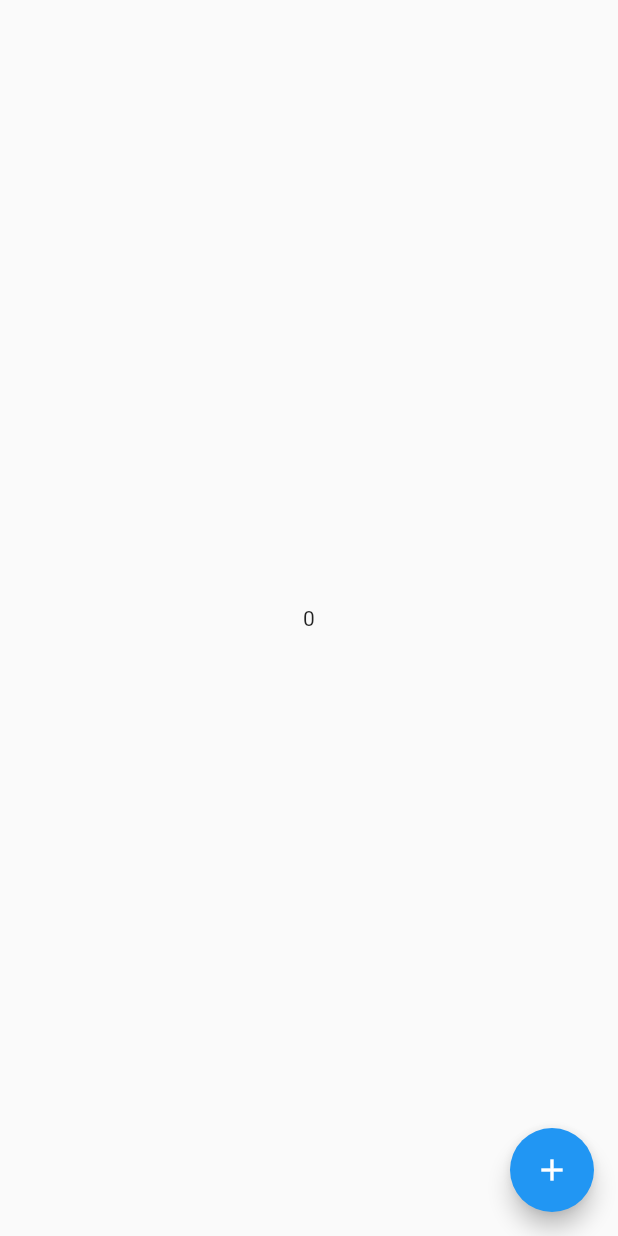
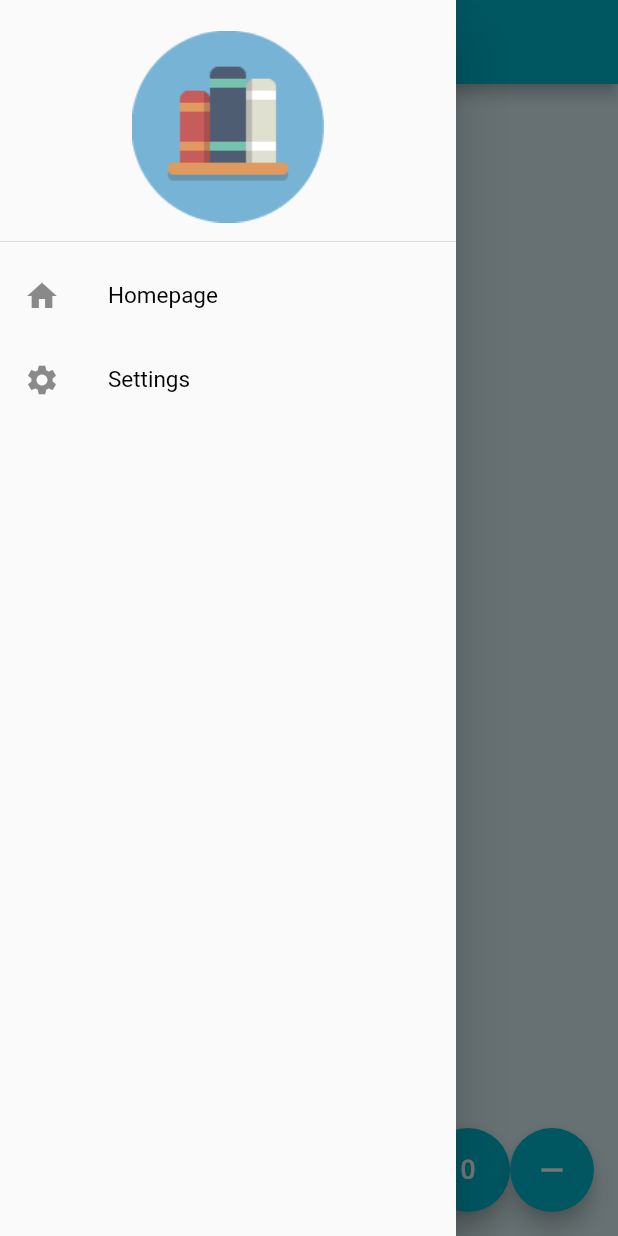
Before and after one commit to kurjakrichard/flutibre_pro, a Flutter app: the screen it shows after launch, with the side drawer open (before the commit the screen has no drawer), on a phone screen of 412 x 824 dp. Run offline on Flutter 3.47's test engine with Material 2 defaults, Android fonts, the phone set to English and light mode, and no system bars; our stand-ins replace shared_preferences.

Commit message:
Switch theme persistent with sharedpreferences and provider

```diff
--- a/lib/main.dart
+++ b/lib/main.dart
@@ -1,12 +1,15 @@
+import 'package:flutibre_pro/utils/theme_settings.dart';
 import 'package:flutter/material.dart';
+import 'package:provider/provider.dart';
 import 'package:shared_preferences/shared_preferences.dart';
-import 'view/homepage.dart';
+import 'pages/homepage.dart';
+import 'pages/settingspage.dart';
 
-late SharedPreferences sharedPreferences;
+late SharedPreferences prefs;
 
 void main() async {
   WidgetsFlutterBinding.ensureInitialized();
-  sharedPreferences = await SharedPreferences.getInstance();
+  prefs = await SharedPreferences.getInstance();
   runApp(
     const FlutibrePro(),
   );
@@ -18,13 +21,113 @@ class FlutibrePro extends StatelessWidget {
   // This widget is the root of your application.
   @override
   Widget build(BuildContext context) {
-    return MaterialApp(
+    return MultiProvider(
+      providers: [ChangeNotifierProvider(create: (context) => ThemeSettings())],
+      child: Consumer<ThemeSettings>(
+          builder: ((context, value, child) => MaterialApp(
+                theme: value.darkTheme ? darkTheme3 : baseTheme,
                 initialRoute: '/',
                 routes: {
                   '/': (context) => const HomePage(),
+                  '/settings': (context) => const SettingsPage(),
                 },
                 debugShowCheckedModeBanner: false,
                 title: 'Flutter Demo',
+              ))),
     );
   }
 }
+
+ThemeData darkTheme = ThemeData.dark();
+ThemeData darkTheme2 = ThemeData(brightness: Brightness.dark);
+ThemeData darkTheme3 = ThemeData(
+  textTheme: textTheme().copyWith(
+    headline2: const TextStyle(
+        fontWeight: FontWeight.bold, color: Colors.white, fontSize: 15),
+  ),
+  floatingActionButtonTheme: const FloatingActionButtonThemeData(
+    backgroundColor: Colors.grey,
+  ),
+  scaffoldBackgroundColor: Colors.black87,
+  colorScheme: ColorScheme.fromSwatch(primarySwatch: Colors.blue)
+      .copyWith(secondary: Colors.blueAccent, brightness: Brightness.dark),
+);
+ThemeData baseTheme = ThemeData(
+  appBarTheme: const AppBarTheme(
+    backgroundColor: Colors.cyan,
+    foregroundColor: Colors.white,
+  ),
+  scaffoldBackgroundColor: Colors.cyan[50],
+  fontFamily: 'Roboto',
+  floatingActionButtonTheme: const FloatingActionButtonThemeData(
+      backgroundColor: Colors.cyan, foregroundColor: Colors.white),
+  elevatedButtonTheme: ElevatedButtonThemeData(
+    style: ElevatedButton.styleFrom(
+      foregroundColor: Colors.white,
+      backgroundColor: Colors.cyan,
+    ),
+  ),
+  textTheme: const TextTheme(
+    //appbar text
+    headline1: TextStyle(
+        fontWeight: FontWeight.normal, color: Colors.white, fontSize: 20),
+    //belső fejléc szövegek
+    subtitle1: TextStyle(
+        fontWeight: FontWeight.normal, color: Colors.black, fontSize: 16),
+    subtitle2: TextStyle(
+        fontWeight: FontWeight.normal, color: Colors.black, fontSize: 15),
+    //gombszövegek
+    headline3: TextStyle(
+        fontWeight: FontWeight.normal, color: Colors.white, fontSize: 15),
+    //nagyobb lista szövegek
+    bodyText1: TextStyle(
+        fontWeight: FontWeight.normal, color: Colors.black, fontSize: 15),
+    //kisebb lista szövegek
+    bodyText2: TextStyle(
+        fontWeight: FontWeight.normal, color: Colors.black, fontSize: 12),
+    //vastag belső szövegek
+    headline2: TextStyle(
+        fontWeight: FontWeight.bold, color: Colors.black, fontSize: 15),
+  ),
+);
+ThemeData lightTheme = ThemeData.light();
+ThemeData lightTheme2 = ThemeData(
+    textTheme: textTheme().copyWith(
+      headline2: const TextStyle(
+          fontWeight: FontWeight.bold, color: Colors.black, fontSize: 15),
+    ),
+    scaffoldBackgroundColor: Colors.grey[100],
+    floatingActionButtonTheme: const FloatingActionButtonThemeData(
+      backgroundColor: Colors.blue,
+    ),
+    colorScheme: ColorScheme.fromSwatch(primarySwatch: Colors.blue).copyWith(
+        secondary: Colors.lightBlueAccent, brightness: Brightness.light));
+ThemeData lightTheme3 = ThemeData(
+    brightness: Brightness.light,
+    scaffoldBackgroundColor: Colors.green[100],
+    colorScheme: ColorScheme.fromSwatch(primarySwatch: Colors.blue)
+        .copyWith(secondary: Colors.lightBlueAccent));
+ThemeData customTheme = ThemeData.light().copyWith(
+  textTheme: textTheme().copyWith(
+    headline2: const TextStyle(
+        fontWeight: FontWeight.bold, color: Colors.black, fontSize: 15),
+  ),
+);
+TextTheme textTheme() {
+  return const TextTheme(
+    //appbar text
+    headline1: TextStyle(fontWeight: FontWeight.normal, fontSize: 20),
+    //vastag belső szövegek
+    headline2: TextStyle(fontWeight: FontWeight.bold, fontSize: 15),
+    //gombszövegek
+    headline3: TextStyle(fontWeight: FontWeight.normal, fontSize: 15),
+    //nagyobb lista szövegek
+    //belső fejléc szövegek
+    subtitle1: TextStyle(fontWeight: FontWeight.normal, fontSize: 16),
+    subtitle2: TextStyle(fontWeight: FontWeight.normal, fontSize: 15),
+    bodyText1: TextStyle(fontWeight: FontWeight.normal, fontSize: 15),
+    //kisebb lista szövegek
+    bodyText2: TextStyle(
+        fontWeight: FontWeight.normal, color: Colors.black, fontSize: 12),
+  );
+}
--- /dev/null
+++ b/lib/pages/homepage.dart
@@ -0,0 +1,104 @@
+import 'package:flutter/material.dart';
+import '../main.dart';
+
+class HomePage extends StatefulWidget {
+  const HomePage({Key? key}) : super(key: key);
+
+  @override
+  State<HomePage> createState() => _HomePageState();
+}
+
+class _HomePageState extends State<HomePage> {
+  int counter = prefs.getInt('counter') ?? 0;
+
+  @override
+  Widget build(BuildContext context) {
+    return Scaffold(
+      drawer: drawerNavigation(context),
+      appBar: AppBar(title: const Text('Flutibre Pro')),
+      body: Center(
+          child: Text(
+        counter.toString(),
+        style: Theme.of(context).textTheme.headline2,
+      )),
+      floatingActionButton: Row(
+        mainAxisAlignment: MainAxisAlignment.end,
+        children: [
+          FloatingActionButton(
+            heroTag: const Text("btn1"),
+            onPressed: () {
+              _incrementCounter();
+            },
+            child: const Icon(Icons.add),
+          ),
+          FloatingActionButton(
+            heroTag: const Text("btn2"),
+            onPressed: () {
+              _reset();
+            },
+            child: const Icon(Icons.exposure_zero_outlined),
+          ),
+          FloatingActionButton(
+            heroTag: const Text("btn3"),
+            onPressed: () {
+              _decreaseCounter();
+            },
+            child: const Icon(Icons.remove),
+          ),
+        ],
+      ),
+    );
+  }
+
+  void _incrementCounter() async {
+    await prefs.setInt('counter', counter + 1);
+    setState(() {
+      counter++;
+    });
+  }
+
+  void _reset() async {
+    await prefs.setInt('counter', 0);
+    setState(() {
+      counter = 0;
+    });
+  }
+
+  void _decreaseCounter() async {
+    await prefs.setInt('counter', counter - 1);
+    setState(() {
+      counter--;
+    });
+  }
+
+  //DrawerNavigation widget
+  Widget drawerNavigation(context) {
+    return Material(
+      child: Drawer(
+        child: ListView(children: [
+          DrawerHeader(child: Image.asset('images/bookshelf-icon.png')),
+          ListTile(
+            leading: const Icon(Icons.home),
+            title: const Text('Homepage'),
+            onTap: () {
+              Navigator.pop(context);
+              Navigator.of(context).push(
+                  MaterialPageRoute(builder: (context) => const HomePage()));
+            },
+          ),
+          ListTile(
+            leading: const Icon(Icons.settings),
+            title: const Text('Settings'),
+            onTap: () {
+              Navigator.pop(context);
+              Navigator.pushNamed(
+                context,
+                '/settings',
+              );
+            },
+          )
+        ]),
+      ),
+    );
+  }
+}
--- /dev/null
+++ b/lib/utils/theme_settings.dart
@@ -0,0 +1,29 @@
+import 'package:flutter/material.dart';
+
+import '../main.dart';
+
+class ThemeSettings with ChangeNotifier {
+  ThemeSettings() {
+    _loadSettings();
+  }
+
+  bool _darkTheme = false;
+
+  // ignore: unnecessary_getters_setters
+  bool get darkTheme => _darkTheme;
+
+  void _loadSettings() async {
+    _darkTheme = prefs.getBool('darkTheme') ?? false;
+    notifyListeners();
+  }
+
+  void _saveSettings() async {
+    prefs.setBool('darkTheme', _darkTheme);
+  }
+
+  void toggleTheme() {
+    _darkTheme = !_darkTheme;
+    _saveSettings();
+    notifyListeners();
+  }
+}
--- a/lib/view/homepage.dart
+++ /dev/null
@@ -1,32 +0,0 @@
-import 'package:flutibre_pro/main.dart';
-import 'package:flutter/material.dart';
-
-class HomePage extends StatefulWidget {
-  const HomePage({Key? key}) : super(key: key);
-
-  @override
-  State<HomePage> createState() => _HomePageState();
-}
-
-class _HomePageState extends State<HomePage> {
-  int counter = sharedPreferences.getInt('counter') ?? 0;
-  @override
-  Widget build(BuildContext context) {
-    return Scaffold(
-      body: Center(child: Text(counter.toString())),
-      floatingActionButton: FloatingActionButton(
-        onPressed: () {
-          _incrementCounter();
-        },
-        child: const Icon(Icons.add),
-      ),
-    );
-  }
-
-  void _incrementCounter() async {
-    await sharedPreferences.setInt('counter', counter + 1);
-    setState(() {
-      counter++;
-    });
-  }
-}
```
Also changed, not shown: lib/pages/settingspage.dart (added, +31 -0 lines), pubspec.yaml (+5 -7 lines), images/bookmark-icon.png (added), images/bookshelf-icon.png (added), images/cover.png (added), pubspec.lock. Lines whose indentation alone changed are shown as unchanged.
